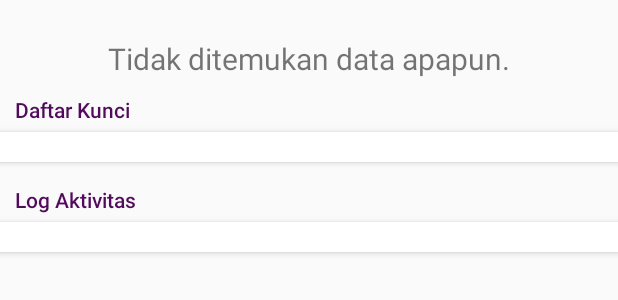
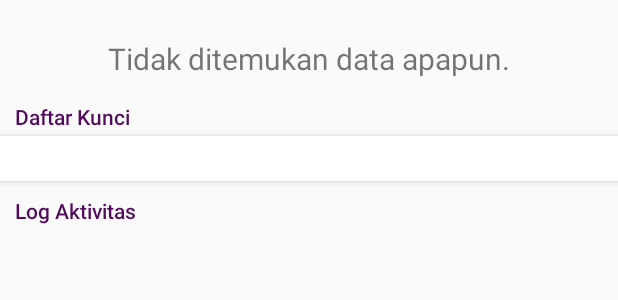
Before and after one commit to doelmi/KeysManager, an Android app: the layout activity_search.xml on its own in the app's theme, with its tools: preview values and no code run, on a phone screen of 412 x 824 dp. Shown: the top 300 px of the screen. Run offline under Robolectric (Android 15) with nearby library versions, the phone set to English and light mode, and no system bars.

Commit message:
penge-fix-an search activity pada android api 26

```diff
--- a/app/src/main/res/layout/activity_search.xml
+++ b/app/src/main/res/layout/activity_search.xml
@@ -4,7 +4,6 @@
     xmlns:tools="http://schemas.android.com/tools"
     android:layout_width="match_parent"
     android:layout_height="match_parent"
-    app:layout_behavior="@string/appbar_scrolling_view_behavior"
     tools:context="id.doelmi.keysmanager.activity.SearchActivity">
 
     <ScrollView
@@ -19,9 +18,8 @@
 
         <LinearLayout
             android:layout_width="match_parent"
-            android:layout_height="match_parent"
-            android:orientation="vertical"
-            app:layout_behavior="@string/appbar_scrolling_view_behavior">
+            android:layout_height="wrap_content"
+            android:orientation="vertical">
 
             <TextView
                 android:id="@+id/error"
@@ -33,73 +31,63 @@
                 android:text="Tidak ditemukan data apapun."
                 android:textSize="20dp" />
 
+
             <TextView
                 android:id="@+id/labelKunci"
                 android:layout_width="match_parent"
                 android:layout_height="wrap_content"
-                android:layout_marginTop="5dp"
+                android:layout_marginTop="10dp"
                 android:paddingLeft="10dp"
                 android:text="Daftar Kunci"
                 android:textAppearance="@style/TextAppearance.AppCompat.Title"
                 android:textColor="@color/warna_ungu_Dark"
                 android:textSize="14dp" />
 
-            <android.support.design.widget.CoordinatorLayout
-                android:id="@+id/coor1"
+            <LinearLayout
+                android:id="@+id/linear1"
                 android:layout_width="match_parent"
-                android:layout_height="match_parent"
-                android:layout_marginBottom="10dp"
-                android:layout_marginTop="5dp"
+                android:layout_height="wrap_content"
                 android:background="#ffffff"
                 android:elevation="3dp"
-                android:paddingBottom="20dp"
-                app:layout_behavior="@string/appbar_scrolling_view_behavior">
+                android:orientation="vertical"
+                android:layout_marginTop="3dp"
+                android:paddingBottom="30dp"
+                >
 
                 <android.support.v7.widget.RecyclerView
                     android:id="@+id/recycleView"
                     android:layout_width="match_parent"
-                    android:layout_height="match_parent"
-                    android:fadeScrollbars="true"
-                    android:scrollbarSize="3dp"
-                    android:scrollbarThumbVertical="@color/warna_ungu"
-                    android:scrollbars="vertical"
-                    app:layout_behavior="@string/appbar_scrolling_view_behavior"></android.support.v7.widget.RecyclerView>
+                    android:layout_height="wrap_content"></android.support.v7.widget.RecyclerView>
+            </LinearLayout>
 
-            </android.support.design.widget.CoordinatorLayout>
 
             <TextView
                 android:id="@+id/labelLog"
                 android:layout_width="match_parent"
                 android:layout_height="wrap_content"
-                android:layout_marginTop="5dp"
+                android:layout_marginTop="10dp"
                 android:paddingLeft="10dp"
                 android:text="Log Aktivitas"
                 android:textAppearance="@style/TextAppearance.AppCompat.Title"
                 android:textColor="@color/warna_ungu_Dark"
                 android:textSize="14dp" />
 
-            <android.support.design.widget.CoordinatorLayout
-                android:id="@+id/coor2"
+            <LinearLayout
+                android:id="@+id/linear2"
                 android:layout_width="match_parent"
-                android:layout_height="match_parent"
-                android:layout_marginBottom="10dp"
-                android:layout_marginTop="5dp"
+                android:layout_height="wrap_content"
                 android:background="#ffffff"
                 android:elevation="3dp"
-                android:paddingBottom="20dp"
-                app:layout_behavior="@string/appbar_scrolling_view_behavior">
+                android:orientation="vertical"
+                android:layout_marginTop="3dp">
 
                 <android.support.v7.widget.RecyclerView
                     android:id="@+id/recycleView2"
                     android:layout_width="match_parent"
-                    android:layout_height="match_parent"
-                    android:fadeScrollbars="true"
-                    android:scrollbarSize="3dp"
-                    android:scrollbarThumbVertical="@color/warna_ungu"
-                    android:scrollbars="vertical"
-                    app:layout_behavior="@string/appbar_scrolling_view_behavior"></android.support.v7.widget.RecyclerView>
+                    android:layout_height="wrap_content"></android.support.v7.widget.RecyclerView>
 
-            </android.support.design.widget.CoordinatorLayout>
+            </LinearLayout>
+
 
         </LinearLayout>
     </ScrollView>
```
Also changed, not shown: app/src/main/java/id/doelmi/keysmanager/activity/SearchActivity.java (+26 -13 lines).
